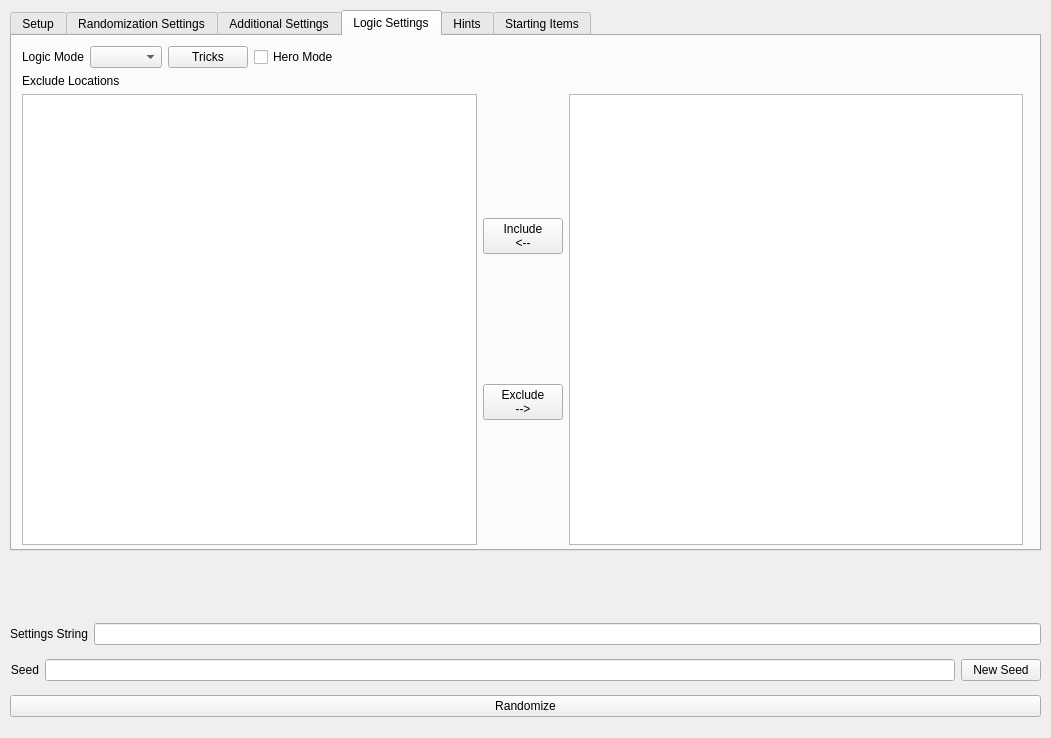
Above: gui/randogui.ui from ssrando/ssrando before the change. Below: the same form after it.
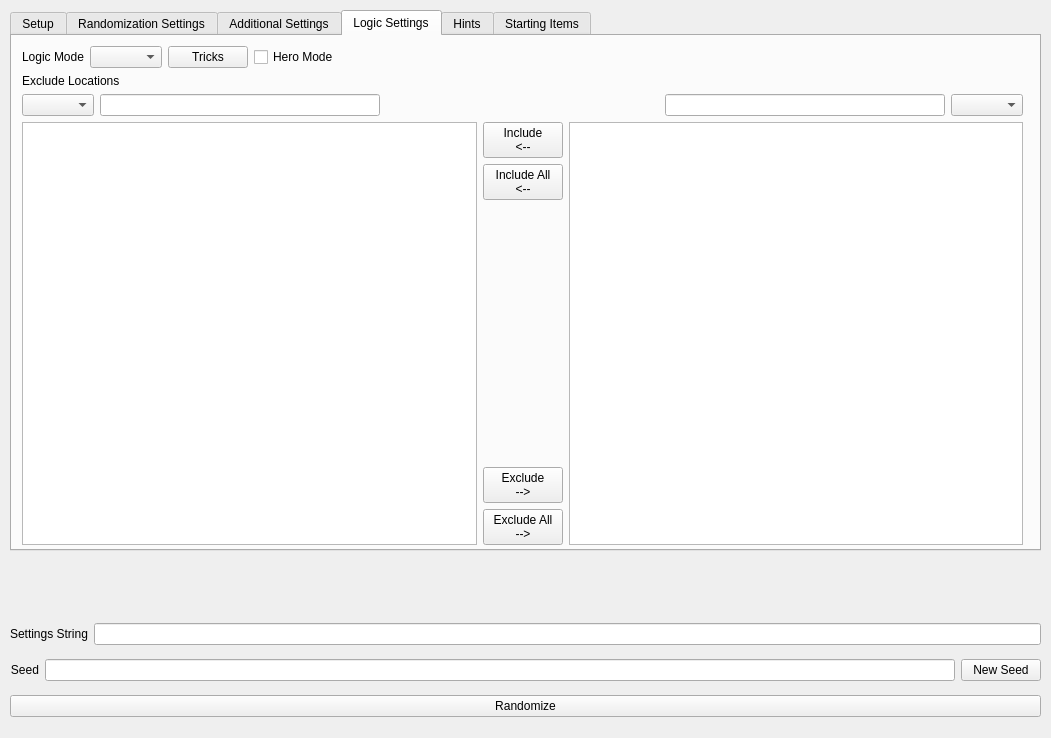
That is the form after the change.

Commit message: add new controls for exclude locations

```diff
--- a/gui/randogui.ui
+++ b/gui/randogui.ui
@@ -11,7 +11,7 @@
    </rect>
   </property>
   <property name="sizePolicy">
-   <sizepolicy hsizetype="Fixed" vsizetype="Fixed">
+   <sizepolicy hsizetype="Preferred" vsizetype="Preferred">
     <horstretch>0</horstretch>
     <verstretch>0</verstretch>
    </sizepolicy>
@@ -60,6 +60,18 @@
       <height>541</height>
      </rect>
     </property>
+    <property name="sizePolicy">
+     <sizepolicy hsizetype="Expanding" vsizetype="Expanding">
+      <horstretch>0</horstretch>
+      <verstretch>0</verstretch>
+     </sizepolicy>
+    </property>
+    <property name="sizeIncrement">
+     <size>
+      <width>0</width>
+      <height>0</height>
+     </size>
+    </property>
     <property name="toolTip">
      <string/>
     </property>
@@ -1367,6 +1379,9 @@
        </item>
        <item>
         <layout class="QVBoxLayout" name="vlay_exclude_locations">
+         <property name="spacing">
+          <number>6</number>
+         </property>
          <item>
           <widget class="QLabel" name="label_exclude_locations">
            <property name="text">
@@ -1374,6 +1389,45 @@
            </property>
           </widget>
          </item>
+         <item>
+          <layout class="QHBoxLayout" name="horizontalLayout">
+           <property name="sizeConstraint">
+            <enum>QLayout::SetDefaultConstraint</enum>
+           </property>
+           <item>
+            <widget class="QComboBox" name="comboBox"/>
+           </item>
+           <item>
+            <widget class="QLineEdit" name="lineEdit">
+             <property name="text">
+              <string/>
+             </property>
+            </widget>
+           </item>
+           <item>
+            <spacer name="horizontalSpacer">
+             <property name="orientation">
+              <enum>Qt::Horizontal</enum>
+             </property>
+             <property name="sizeType">
+              <enum>QSizePolicy::Expanding</enum>
+             </property>
+             <property name="sizeHint" stdset="0">
+              <size>
+               <width>40</width>
+               <height>20</height>
+              </size>
+             </property>
+            </spacer>
+           </item>
+           <item>
+            <widget class="QLineEdit" name="lineEdit_2"/>
+           </item>
+           <item>
+            <widget class="QComboBox" name="comboBox_2"/>
+           </item>
+          </layout>
+         </item>
          <item>
           <layout class="QHBoxLayout" name="hlay_exclude_locations_body">
            <item>
@@ -1389,6 +1443,27 @@
                </property>
               </widget>
              </item>
+             <item>
+              <widget class="QPushButton" name="pushButton">
+               <property name="text">
+                <string>Include All
+&lt;--</string>
+               </property>
+              </widget>
+             </item>
+             <item>
+              <spacer name="verticalSpacer">
+               <property name="orientation">
+                <enum>Qt::Vertical</enum>
+               </property>
+               <property name="sizeHint" stdset="0">
+                <size>
+                 <width>20</width>
+                 <height>40</height>
+                </size>
+               </property>
+              </spacer>
+             </item>
              <item>
               <widget class="QPushButton" name="exclude_location">
                <property name="text">
@@ -1397,6 +1472,14 @@
                </property>
               </widget>
              </item>
+             <item>
+              <widget class="QPushButton" name="pushButton_2">
+               <property name="text">
+                <string>Exclude All
+--&gt;</string>
+               </property>
+              </widget>
+             </item>
             </layout>
            </item>
            <item>
```
Left out of the diff: 12 changed lines with no effect on the pictures. The commit also changes 1 other file.
